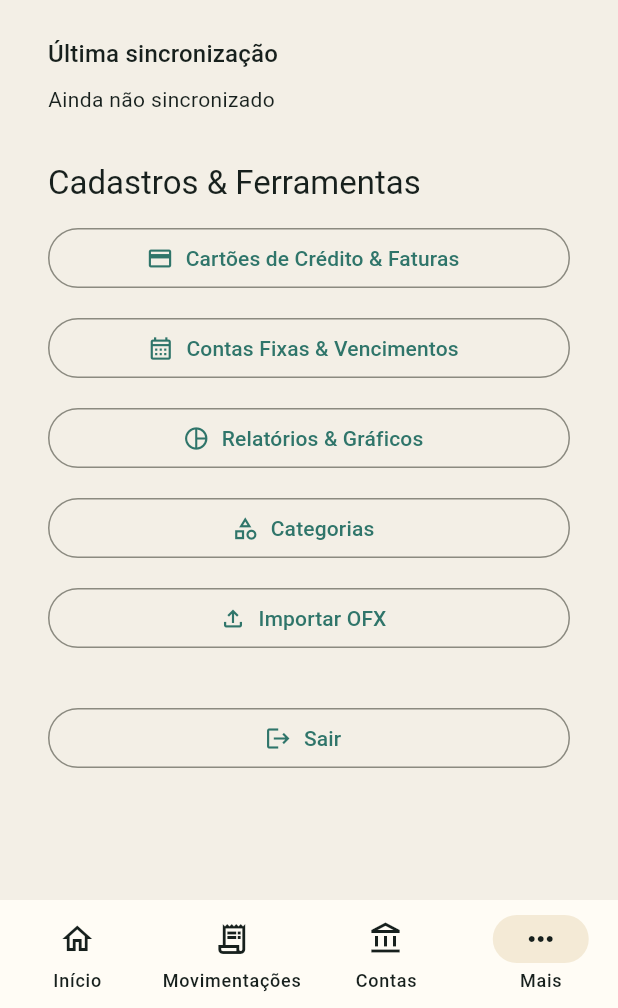
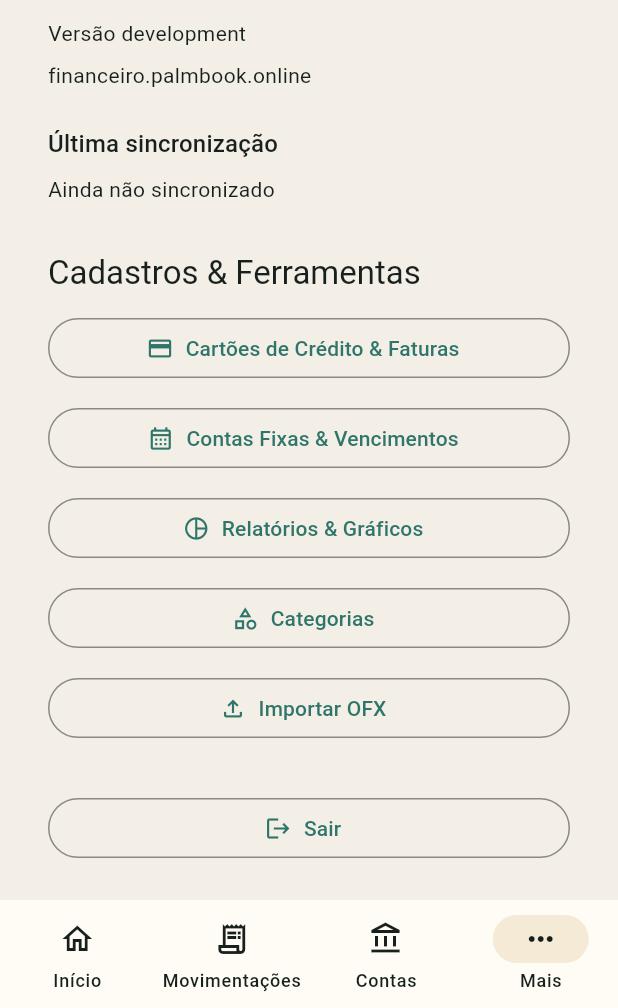
Before and after one commit to Ludsonfrancisco/finanpy, a Flutter app: the MoreScreen screen opened by its route, on a phone screen of 412 x 824 dp, the part 228-1236 px from its top. Run offline on Flutter 3.47's test engine with Material 3 defaults, Android fonts, the phone set to English and light mode, and no system bars; our stand-ins replace dio, drift, drift_flutter, file_picker, flutter_riverpod, flutter_secure_storage and 1 more; accounts and stored records are empty; generated files the repository leaves out were written again.

Commit message:
feat(mobile): expose safe build identity

```diff
--- a/mobile/lib/app/app_config.dart
+++ b/mobile/lib/app/app_config.dart
@@ -1,18 +1,29 @@
 final class AppConfig {
-  const AppConfig({required this.apiBaseUrl});
+  const AppConfig({required this.apiBaseUrl, this.buildSha = 'development'});
 
   factory AppConfig.fromEnvironment() => const AppConfig(
     apiBaseUrl: String.fromEnvironment(
       'LAR_FINANCE_API_BASE_URL',
       defaultValue: 'https://financeiro.palmbook.online/api/v1',
     ),
+    buildSha: String.fromEnvironment(
+      'LAR_FINANCE_BUILD_SHA',
+      defaultValue: 'development',
+    ),
   );
 
   final String apiBaseUrl;
+  final String buildSha;
 
   String get normalizedApiBaseUrl => apiBaseUrl.endsWith('/')
       ? apiBaseUrl.substring(0, apiBaseUrl.length - 1)
       : apiBaseUrl;
+
+  String get buildLabel => buildSha == 'development' || buildSha.length <= 7
+      ? buildSha
+      : buildSha.substring(0, 7);
+
+  String get serverHost => Uri.parse(normalizedApiBaseUrl).host;
 
   void validate() {
     final uri = Uri.parse(normalizedApiBaseUrl);
@@ -26,5 +37,13 @@ final class AppConfig {
         'HTTPS is required outside localhost',
       );
     }
+    if (buildSha != 'development' &&
+        !RegExp(r'^[0-9a-f]{40}$').hasMatch(buildSha)) {
+      throw ArgumentError.value(
+        buildSha,
+        'buildSha',
+        'A release build SHA must contain 40 lowercase hexadecimal characters',
+      );
+    }
   }
 }
--- a/mobile/lib/app/router.dart
+++ b/mobile/lib/app/router.dart
@@ -184,6 +184,8 @@ GoRouter createAppRouter(
             path: '/more',
             builder: (context, state) => MoreScreen(
               syncState: syncCoordinator?.state,
+              buildLabel: config.buildLabel,
+              serverHost: config.serverHost,
               onOpenBills: () => context.go('/bills'),
               onOpenCards: () => context.go('/cards'),
               onOpenImport: importRepository == null
--- a/mobile/lib/features/auth/presentation/more_screen.dart
+++ b/mobile/lib/features/auth/presentation/more_screen.dart
@@ -9,6 +9,8 @@ import '../application/auth_controller.dart';
 final class MoreScreen extends ConsumerWidget {
   const MoreScreen({
     this.syncState,
+    this.buildLabel = 'development',
+    this.serverHost = 'não configurado',
     this.onOpenBills,
     this.onOpenCards,
     this.onOpenImport,
@@ -19,6 +21,8 @@ final class MoreScreen extends ConsumerWidget {
 
   /// Navigation is injected: this screen never builds its own transport.
   final SyncState? syncState;
+  final String buildLabel;
+  final String serverHost;
   final VoidCallback? onOpenBills;
   final VoidCallback? onOpenCards;
   final VoidCallback? onOpenImport;
@@ -56,6 +60,10 @@ final class MoreScreen extends ConsumerWidget {
                   ),
                   const SizedBox(height: LarSpacing.sm),
                   Text(state.deviceName),
+                  const SizedBox(height: LarSpacing.sm),
+                  Text('Versão $buildLabel'),
+                  const SizedBox(height: LarSpacing.xs),
+                  Text(serverHost),
                   const SizedBox(height: LarSpacing.lg),
                   Text(
                     'Última sincronização',
```
Also changed, not shown: 4 other files.
